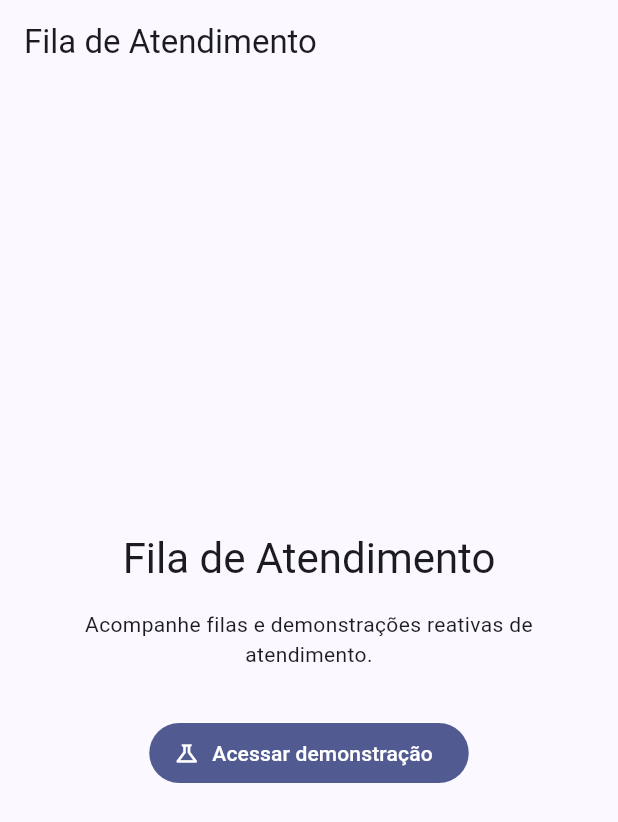
After one commit to msandrade-dev/fila-atendimento, a Flutter app: the screen it shows after launch, on a phone screen of 412 x 824 dp. The commit adds this screen. Shown: the top 822 px of the screen. Run offline on Flutter 3.47's test engine with Material 3 defaults, Android fonts, the phone set to English and light mode, and no system bars; our stand-ins replace signals, signals_flutter.

Commit message:
feat(navigation): adiciona tela inicial e navegação básica

```diff
--- /dev/null
+++ b/lib/features/home/home_page.dart
@@ -0,0 +1,55 @@
+import 'package:fila_atendimento/features/counter/counter_page.dart';
+import 'package:flutter/material.dart';
+
+class HomePage extends StatelessWidget {
+  const HomePage({super.key});
+
+  @override
+  Widget build(BuildContext context) {
+    return Scaffold(
+      appBar: AppBar(
+        title: const Text('Fila de Atendimento'),
+      ),
+      body: SafeArea(
+        child: Center(
+          child: SingleChildScrollView(
+            padding: const EdgeInsets.all(24),
+            child: ConstrainedBox(
+              constraints: const BoxConstraints(maxWidth: 420),
+              child: Column(
+                mainAxisSize: MainAxisSize.min,
+                children: [
+                  Text(
+                    'Fila de Atendimento',
+                    key: const Key('app-name'),
+                    style: Theme.of(context).textTheme.headlineMedium,
+                    textAlign: TextAlign.center,
+                  ),
+                  const SizedBox(height: 16),
+                  const Text(
+                    'Acompanhe filas e demonstrações reativas de atendimento.',
+                    key: Key('app-description'),
+                    textAlign: TextAlign.center,
+                  ),
+                  const SizedBox(height: 32),
+                  FilledButton.icon(
+                    key: const Key('open-demo-button'),
+                    onPressed: () {
+                      Navigator.of(context).push(
+                        MaterialPageRoute<void>(
+                          builder: (context) => const CounterPage(),
+                        ),
+                      );
+                    },
+                    icon: const Icon(Icons.science_outlined),
+                    label: const Text('Acessar demonstração'),
+                  ),
+                ],
+              ),
+            ),
+          ),
+        ),
+      ),
+    );
+  }
+}
--- a/lib/main.dart
+++ b/lib/main.dart
@@ -1,4 +1,4 @@
-import 'package:fila_atendimento/features/counter/counter_page.dart';
+import 'package:fila_atendimento/features/home/home_page.dart';
 import 'package:flutter/material.dart';
 
 void main() {
@@ -32,7 +32,7 @@ class FilaAtendimentoApp extends StatelessWidget {
         colorScheme: ColorScheme.fromSeed(seedColor: Colors.indigo),
         useMaterial3: true,
       ),
-      home: const CounterPage(),
+      home: const HomePage(),
     );
   }
 }
```
Also changed, not shown: 2 other files.
